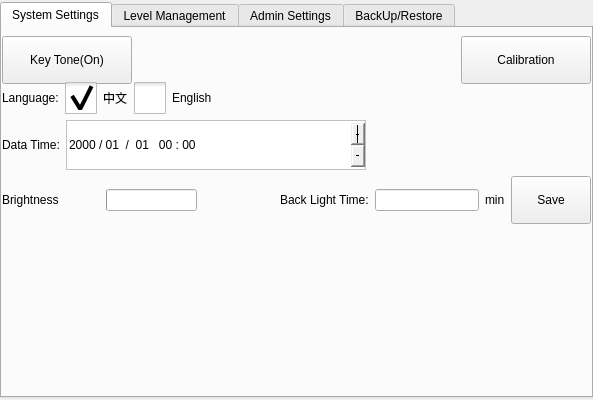
This is hcsettings/ichcsystemsettingsframe.ui in GaussCheng/2-5AxisPunch as Qt 5 draws it before an edit. The edited form follows.
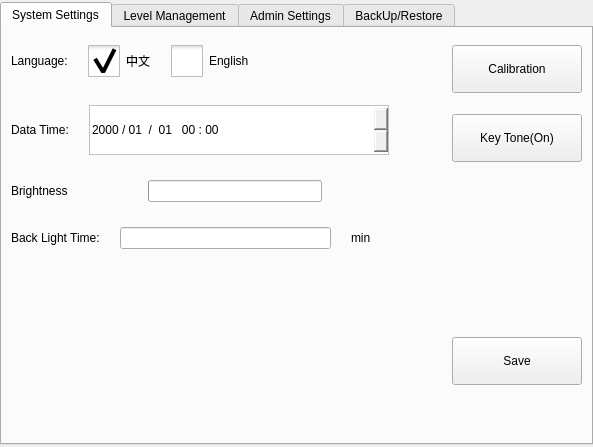
This is the edited form. The open tabs and pages were chosen to show the change. Icons and pictures are not drawn. Custom widgets are drawn as their Qt base class.

The edit to the form file:
```diff
--- a/hcsettings/ichcsystemsettingsframe.ui
+++ b/hcsettings/ichcsystemsettingsframe.ui
@@ -7,7 +7,7 @@
     <x>0</x>
     <y>0</y>
     <width>593</width>
-    <height>400</height>
+    <height>447</height>
    </rect>
   </property>
   <property name="windowTitle">
@@ -63,84 +63,11 @@
       </attribute>
       <layout class="QVBoxLayout" name="verticalLayout_2">
        <property name="spacing">
-        <number>6</number>
-       </property>
-       <property name="margin">
-        <number>0</number>
+        <number>20</number>
        </property>
        <item>
         <layout class="QHBoxLayout" name="horizontalLayout_15">
          <item>
-          <widget class="QPushButton" name="keyToneButton">
-           <property name="sizePolicy">
-            <sizepolicy hsizetype="Minimum" vsizetype="Preferred">
-             <horstretch>0</horstretch>
-             <verstretch>0</verstretch>
-            </sizepolicy>
-           </property>
-           <property name="minimumSize">
-            <size>
-             <width>130</width>
-             <height>48</height>
-            </size>
-           </property>
-           <property name="maximumSize">
-            <size>
-             <width>130</width>
-             <height>32</height>
-            </size>
-           </property>
-           <property name="text">
-            <string>Key Tone(On)</string>
-           </property>
-           <property name="checkable">
-            <bool>true</bool>
-           </property>
-          </widget>
-         </item>
-         <item>
-          <spacer name="horizontalSpacer_13">
-           <property name="orientation">
-            <enum>Qt::Horizontal</enum>
-           </property>
-           <property name="sizeHint" stdset="0">
-            <size>
-             <width>40</width>
-             <height>20</height>
-            </size>
-           </property>
-          </spacer>
-         </item>
-         <item>
-          <widget class="QPushButton" name="calibrationBtn">
-           <property name="sizePolicy">
-            <sizepolicy hsizetype="Minimum" vsizetype="Preferred">
-             <horstretch>0</horstretch>
-             <verstretch>0</verstretch>
-            </sizepolicy>
-           </property>
-           <property name="minimumSize">
-            <size>
-             <width>130</width>
-             <height>48</height>
-            </size>
-           </property>
-           <property name="maximumSize">
-            <size>
-             <width>130</width>
-             <height>32</height>
-            </size>
-           </property>
-           <property name="text">
-            <string>Calibration</string>
-           </property>
-          </widget>
-         </item>
-        </layout>
-       </item>
-       <item>
-        <layout class="QHBoxLayout" name="horizontalLayout">
-         <item>
           <widget class="QLabel" name="label">
            <property name="text">
             <string>Language:</string>
@@ -221,7 +148,7 @@
           </widget>
          </item>
          <item>
-          <spacer name="horizontalSpacer">
+          <spacer name="horizontalSpacer_13">
            <property name="orientation">
             <enum>Qt::Horizontal</enum>
            </property>
@@ -233,6 +160,31 @@
            </property>
           </spacer>
          </item>
+         <item>
+          <widget class="QPushButton" name="calibrationBtn">
+           <property name="sizePolicy">
+            <sizepolicy hsizetype="Minimum" vsizetype="Preferred">
+             <horstretch>0</horstretch>
+             <verstretch>0</verstretch>
+            </sizepolicy>
+           </property>
+           <property name="minimumSize">
+            <size>
+             <width>130</width>
+             <height>48</height>
+            </size>
+           </property>
+           <property name="maximumSize">
+            <size>
+             <width>130</width>
+             <height>32</height>
+            </size>
+           </property>
+           <property name="text">
+            <string>Calibration</string>
+           </property>
+          </widget>
+         </item>
         </layout>
        </item>
        <item>
@@ -289,9 +241,6 @@
 	image: url(:/resource/minus(64).png);
 }</string>
            </property>
-           <property name="buttonSymbols">
-            <enum>QAbstractSpinBox::PlusMinus</enum>
-           </property>
            <property name="accelerated">
             <bool>true</bool>
            </property>
@@ -313,10 +262,41 @@
            </property>
           </spacer>
          </item>
+         <item>
+          <widget class="QPushButton" name="keyToneButton">
+           <property name="sizePolicy">
+            <sizepolicy hsizetype="Minimum" vsizetype="Preferred">
+             <horstretch>0</horstretch>
+             <verstretch>0</verstretch>
+            </sizepolicy>
+           </property>
+           <property name="minimumSize">
+            <size>
+             <width>130</width>
+             <height>48</height>
+            </size>
+           </property>
+           <property name="maximumSize">
+            <size>
+             <width>130</width>
+             <height>32</height>
+            </size>
+           </property>
+           <property name="text">
+            <string>Key Tone(On)</string>
+           </property>
+           <property name="checkable">
+            <bool>true</bool>
+           </property>
+          </widget>
+         </item>
         </layout>
        </item>
        <item>
         <layout class="QHBoxLayout" name="horizontalLayout_8">
+         <property name="rightMargin">
+          <number>200</number>
+         </property>
          <item>
           <widget class="QLabel" name="label_40">
            <property name="text">
@@ -358,11 +338,8 @@
              <height>16</height>
             </size>
            </property>
-           <property name="minimum">
-            <number>0</number>
-           </property>
            <property name="maximum">
-            <number>8</number>
+            <number>9</number>
            </property>
            <property name="value">
             <number>0</number>
@@ -398,19 +375,10 @@
            </property>
           </widget>
          </item>
-         <item>
-          <spacer name="horizontalSpacer_4">
-           <property name="orientation">
-            <enum>Qt::Horizontal</enum>
-           </property>
-           <property name="sizeHint" stdset="0">
-            <size>
-             <width>40</width>
-             <height>20</height>
-            </size>
-           </property>
-          </spacer>
-         </item>
+        </layout>
+       </item>
+       <item>
+        <layout class="QHBoxLayout" name="horizontalLayout_7">
          <item>
           <widget class="QLabel" name="label_14">
            <property name="text">
@@ -429,6 +397,46 @@
           </widget>
          </item>
          <item>
+          <spacer name="horizontalSpacer_4">
+           <property name="orientation">
+            <enum>Qt::Horizontal</enum>
+           </property>
+           <property name="sizeHint" stdset="0">
+            <size>
+             <width>40</width>
+             <height>20</height>
+            </size>
+           </property>
+          </spacer>
+         </item>
+        </layout>
+       </item>
+       <item>
+        <widget class="QLabel" name="versionLabel">
+         <property name="minimumSize">
+          <size>
+           <width>0</width>
+           <height>48</height>
+          </size>
+         </property>
+         <property name="text">
+          <string/>
+         </property>
+         <property name="wordWrap">
+          <bool>true</bool>
+         </property>
+        </widget>
+       </item>
+       <item>
+        <layout class="QHBoxLayout" name="horizontalLayout_3">
+         <item>
+          <widget class="QLabel" name="versionLabel_2">
+           <property name="text">
+            <string/>
+           </property>
+          </widget>
+         </item>
+         <item>
           <widget class="QPushButton" name="saveButton">
            <property name="sizePolicy">
             <sizepolicy hsizetype="Preferred" vsizetype="Preferred">
@@ -444,7 +452,7 @@
            </property>
            <property name="maximumSize">
             <size>
-             <width>80</width>
+             <width>130</width>
              <height>48</height>
             </size>
            </property>
@@ -455,26 +463,6 @@
          </item>
         </layout>
        </item>
-       <item>
-        <layout class="QHBoxLayout" name="horizontalLayout_3">
-         <item>
-          <widget class="QLabel" name="versionLabel">
-           <property name="minimumSize">
-            <size>
-             <width>0</width>
-             <height>48</height>
-            </size>
-           </property>
-           <property name="text">
-            <string/>
-           </property>
-           <property name="wordWrap">
-            <bool>true</bool>
-           </property>
-          </widget>
-         </item>
-        </layout>
-       </item>
        <item>
         <spacer name="verticalSpacer_3">
          <property name="orientation">
@@ -483,7 +471,7 @@
          <property name="sizeHint" stdset="0">
           <size>
            <width>20</width>
-           <height>40</height>
+           <height>47</height>
           </size>
          </property>
         </spacer>
```
Left out of the diff: 14 changed lines with no effect on the pictures.
